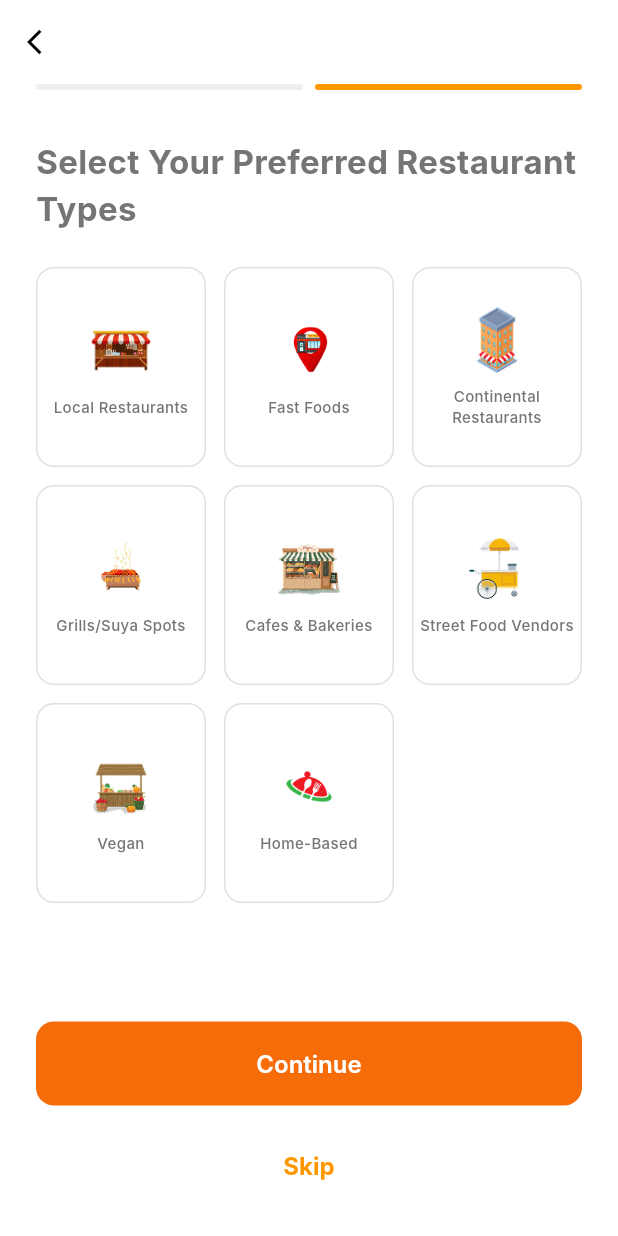
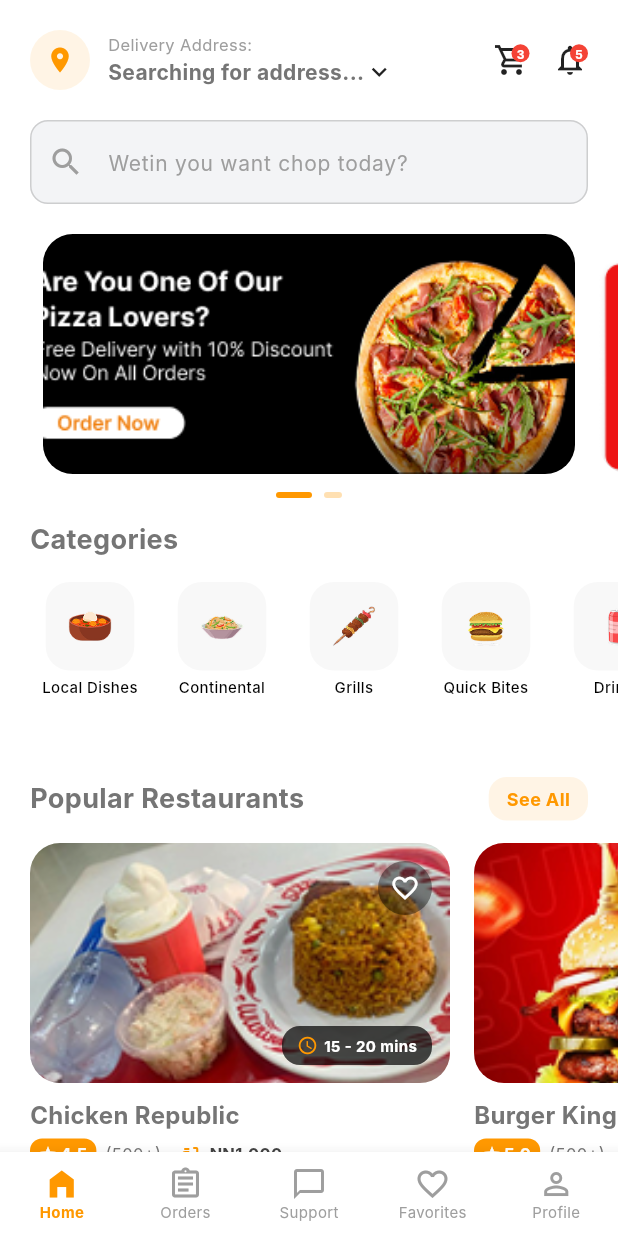
Before and after one commit to Uchedivine/chop-chop, a Flutter app: the RestaurantPreferenceScreen screen opened by its route, after a tap on "Continue", on a phone screen of 412 x 824 dp. Run offline on Flutter 3.47's test engine with Material 3 defaults, Android fonts, the phone set to English and light mode, and no system bars; our stand-ins replace flutter_map, geocoding, geolocator, latlong2; Roboto replaces fonts that are missing (Inter).

Commit message:
feat: implement 1:1 Home UI with reusable Restaurant and Category widgets

```diff
--- a/lib/main.dart
+++ b/lib/main.dart
@@ -8,6 +8,7 @@
 import 'viewmodels/LoginViewModel.dart';
 import 'viewmodels/OTPViewModel.dart';
 import 'viewmodels/LocationViewModel.dart';
+import 'viewmodels/home_view_model.dart';
 
 void main() {
   runApp(const ChopChopApp());
@@ -26,6 +27,7 @@
         ChangeNotifierProvider(create: (_) => LoginViewModel()),
         ChangeNotifierProvider(create: (_) => OTPViewModel()),
         ChangeNotifierProvider(create: (_) => LocationViewModel()),
+        ChangeNotifierProvider(create: (_) => HomeViewModel()),
       ],
       // Listens for theme changes to rebuild the app
       child: Consumer<ThemeViewModel>(
--- a/lib/routes/AppRoutes.dart
+++ b/lib/routes/AppRoutes.dart
@@ -8,6 +8,7 @@
 import '../views/AddressDetailsScreen.dart';
 import '../views/FoodPreferenceScreen.dart';
 import '../views/RestaurantPreferenceScreen.dart';
+import '../views/HomeScreen.dart';
 
 class AppRoutes {
   static const String splash = '/';
@@ -37,6 +38,7 @@
       addressDetails: (context) => const AddressDetailsScreen(),
       foodPreference: (context) => const FoodPreferenceScreen(),
       restaurantPreference: (context) => const RestaurantPreferenceScreen(),
+      home: (context) => const HomeScreen(),
     };
   }
 
--- /dev/null
+++ b/lib/viewmodels/home_view_model.dart
@@ -0,0 +1,36 @@
+import 'package:flutter/material.dart';
+
+class HomeViewModel extends ChangeNotifier {
+  // Banners
+  final List<String> banners = [
+    "assets/images/pizza_ad.png",
+    "assets/images/burger_ad.png",
+  ];
+
+  // Categories
+  final List<Map<String, String>> categories = [
+    {'name': 'Local Dishes', 'icon': 'assets/images/local_dishes.png'},
+    {'name': 'Continental', 'icon': 'assets/images/continental_meals.png'},
+    {'name': 'Grills', 'icon': 'assets/images/grills_bbq.png'},
+    {'name': 'Quick Bites', 'icon': 'assets/images/quick_bites.png'},
+    {'name': 'Drinks', 'icon': 'assets/images/drinks_refreshments.png'},
+  ];
+
+  // Popular Restaurants
+  final List<Map<String, dynamic>> restaurants = [
+    {
+      'name': 'Chicken Republic',
+      'image': 'assets/images/chicken_rep.png',
+      'time': '15 - 20 mins',
+      'rating': '4.5',
+      'price': 'N1,000'
+    },
+    {
+      'name': 'Burger King',
+      'image': 'assets/images/burger_king.png',
+      'time': '10 - 15 mins',
+      'rating': '5.0',
+      'price': 'N800'
+    },
+  ];
+}
--- /dev/null
+++ b/lib/views/HomeScreen.dart
@@ -0,0 +1,290 @@
+import 'package:flutter/material.dart';
+import 'package:provider/provider.dart';
+import '../viewmodels/LocationViewModel.dart';
+import '../viewmodels/home_view_model.dart';
+import '../widgets/CategoryItem.dart';
+import '../widgets/RestaurantCard.dart';
+
+class HomeScreen extends StatefulWidget {
+  const HomeScreen({super.key});
+
+  @override
+  State<HomeScreen> createState() => _HomeScreenState();
+}
+
+class _HomeScreenState extends State<HomeScreen> {
+  late PageController _bannerController;
+  int _currentPage = 0;
+  int _selectedNavIndex = 0;
+
+  @override
+  void initState() {
+    super.initState();
+    _bannerController = PageController(viewportFraction: 0.9);
+  }
+
+  @override
+  void dispose() {
+    _bannerController.dispose();
+    super.dispose();
+  }
+
+  @override
+  Widget build(BuildContext context) {
+    final locationVM = Provider.of<LocationViewModel>(context);
+    final homeVM = Provider.of<HomeViewModel>(context);
+
+    return Scaffold(
+      backgroundColor: Colors.white,
+      bottomNavigationBar: _buildBottomNavBar(),
+      body: SafeArea(
+        child: SingleChildScrollView(
+          child: Column(
+            crossAxisAlignment: CrossAxisAlignment.start,
+            children: [
+              _buildHeader(locationVM.currentAddress),
+              _buildSearchBar(),
+              const SizedBox(height: 20),
+              _buildBannerCarousel(homeVM.banners),
+              _buildSectionHeader("Categories"),
+              _buildCategoryList(homeVM.categories),
+              _buildSectionHeader("Popular Restaurants", showSeeAll: true),
+              _buildRestaurantList(
+                  homeVM.restaurants),
+              _buildSectionHeader("Fastest Deliveries", showSeeAll: true),
+              _buildRestaurantList(
+                  homeVM.restaurants),
+              const SizedBox(height: 30),
+            ],
+          ),
+        ),
+      ),
+    );
+  }
+
+  // --- 1:1 UI Helper Widgets ---
+
+  Widget _buildHeader(String address) {
+    return Padding(
+      padding: const EdgeInsets.all(20.0),
+      child: Row(
+        children: [
+          CircleAvatar(
+            backgroundColor: Colors.orange.withOpacity(0.1),
+            child:
+                const Icon(Icons.location_on, color: Colors.orange, size: 20),
+          ),
+          const SizedBox(width: 12),
+          Expanded(
+            child: Column(
+              crossAxisAlignment: CrossAxisAlignment.start,
+              children: [
+                const Text("Delivery Address:",
+                    style: TextStyle(color: Colors.grey, fontSize: 11)),
+                Row(
+                  children: [
+                    Flexible(
+                      child: Text(
+                        address.isEmpty
+                            ? "Obafemi Awolowo Road, Abuja"
+                            : address,
+                        style: const TextStyle(
+                            fontWeight: FontWeight.bold, fontSize: 14),
+                        overflow: TextOverflow.ellipsis,
+                      ),
+                    ),
+                    const Icon(Icons.keyboard_arrow_down, size: 20),
+                  ],
+                ),
+              ],
+            ),
+          ),
+          _buildHeaderIcon(Icons.shopping_cart_outlined, count: "3"),
+          const SizedBox(width: 15),
+          _buildHeaderIcon(Icons.notifications_none, count: "5"),
+        ],
+      ),
+    );
+  }
+
+  Widget _buildHeaderIcon(IconData icon, {String? count}) {
+    return Stack(
+      children: [
+        Icon(icon, color: Colors.black87),
+        if (count != null)
+          Positioned(
+            right: 0,
+            top: 0,
+            child: Container(
+              padding: const EdgeInsets.all(2),
+              decoration: const BoxDecoration(
+                  color: Colors.red, shape: BoxShape.circle),
+              constraints: const BoxConstraints(minWidth: 12, minHeight: 12),
+              child: Text(count,
+                  style: const TextStyle(
+                      color: Colors.white,
+                      fontSize: 8,
+                      fontWeight: FontWeight.bold),
+                  textAlign: TextAlign.center),
+            ),
+          ),
+      ],
+    );
+  }
+
+  Widget _buildSearchBar() {
+    return Padding(
+      padding: const EdgeInsets.symmetric(horizontal: 20),
+      child: TextField(
+        decoration: InputDecoration(
+          hintText: "Wetin you want chop today?",
+          hintStyle: const TextStyle(color: Colors.grey, fontSize: 14),
+          prefixIcon: const Icon(Icons.search, color: Colors.grey),
+          filled: true,
+          fillColor: const Color(0xFFF3F4F6),
+          border: OutlineInputBorder(
+              borderRadius: BorderRadius.circular(15),
+              borderSide: BorderSide.none),
+        ),
+      ),
+    );
+  }
+
+  Widget _buildBannerCarousel(List<String> banners) {
+    return Column(
+      children: [
+        SizedBox(
+          height: 160,
+          child: PageView.builder(
+            controller: _bannerController,
+            onPageChanged: (index) => setState(() => _currentPage = index),
+            itemCount: banners.length,
+            itemBuilder: (context, index) => Container(
+              margin: const EdgeInsets.symmetric(horizontal: 8),
+              decoration: BoxDecoration(
+                borderRadius: BorderRadius.circular(20),
+                image: DecorationImage(
+                    image: AssetImage(banners[index]), fit: BoxFit.cover),
+              ),
+            ),
+          ),
+        ),
+        const SizedBox(height: 12),
+        Row(
+          mainAxisAlignment: MainAxisAlignment.center,
+          children: List.generate(banners.length, (index) {
+            return AnimatedContainer(
+              duration: const Duration(milliseconds: 300),
+              margin: const EdgeInsets.symmetric(horizontal: 4),
+              height: 4,
+              width: _currentPage == index ? 24 : 12,
+              decoration: BoxDecoration(
+                color: _currentPage == index
+                    ? Colors.orange
+                    : Colors.orange.withOpacity(0.3),
+                borderRadius: BorderRadius.circular(2),
+              ),
+            );
+          }),
+        ),
+      ],
+    );
+  }
+
+  Widget _buildCategoryList(List<Map<String, String>> categories) {
+    return SizedBox(
+      height: 115,
+      width: double.infinity,
+      child: ListView.builder(
+        scrollDirection: Axis.horizontal,
+        physics: const BouncingScrollPhysics(),
+        padding: const EdgeInsets.symmetric(horizontal: 20),
+        itemCount: categories.length,
+        itemBuilder: (context, index) {
+          return CategoryItem(
+            iconPath: categories[index]['icon']!,
+            name: categories[index]['name']!,
+          );
+        },
+      ),
+    );
+  }
+
+  Widget _buildRestaurantList(List<Map<String, dynamic>> restaurants) {
+    return SizedBox(
+      height: 240,
+      child: ListView.builder(
+        scrollDirection: Axis.horizontal,
+        padding: const EdgeInsets.symmetric(horizontal: 20),
+        itemCount: restaurants.length,
+        itemBuilder: (context, index) {
+          final data = restaurants[index];
+          return RestaurantCard(
+            image: data['image'],
+            name: data['name'],
+            rating: data['rating'],
+            price: data['price'] ?? "1,000",
+            time: data['time'] ?? "15-20 min",
+            isFavorite: data['isFavorite'] ?? false,
+            onFavoriteToggle: () {
+              setState(() {
+                data['isFavorite'] = !(data['isFavorite'] ?? false);
+              });
+            },
+          );
+        },
+      ),
+    );
+  }
+
+  Widget _buildSectionHeader(String title, {bool showSeeAll = false}) {
+    return Padding(
+      padding: const EdgeInsets.symmetric(horizontal: 20, vertical: 15),
+      child: Row(
+        mainAxisAlignment: MainAxisAlignment.spaceBetween,
+        children: [
+          Text(title,
+              style:
+                  const TextStyle(fontSize: 18, fontWeight: FontWeight.bold)),
+          if (showSeeAll)
+            Container(
+              padding: const EdgeInsets.symmetric(horizontal: 12, vertical: 6),
+              decoration: BoxDecoration(
+                  color: Colors.orange.withOpacity(0.1),
+                  borderRadius: BorderRadius.circular(12)),
+              child: const Text("See All",
+                  style: TextStyle(
+                      color: Colors.orange,
+                      fontSize: 12,
+                      fontWeight: FontWeight.bold)),
+            ),
+        ],
+      ),
+    );
+  }
+
+  Widget _buildBottomNavBar() {
+    return BottomNavigationBar(
+      currentIndex: _selectedNavIndex,
+      onTap: (index) => setState(() => _selectedNavIndex = index),
+      type: BottomNavigationBarType.fixed,
+      selectedItemColor: Colors.orange,
+      unselectedItemColor: Colors.grey,
+      showUnselectedLabels: true,
+      selectedLabelStyle:
+          const TextStyle(fontSize: 10, fontWeight: FontWeight.bold),
+      unselectedLabelStyle: const TextStyle(fontSize: 10),
+      items: const [
+        BottomNavigationBarItem(icon: Icon(Icons.home_filled), label: "Home"),
+        BottomNavigationBarItem(
+            icon: Icon(Icons.assignment_outlined), label: "Orders"),
+        BottomNavigationBarItem(
+            icon: Icon(Icons.chat_bubble_outline), label: "Support"),
+        BottomNavigationBarItem(
+            icon: Icon(Icons.favorite_border), label: "Favorites"),
+        BottomNavigationBarItem(
+            icon: Icon(Icons.person_outline), label: "Profile"),
+      ],
+    );
+  }
+}
--- a/lib/views/RestaurantPreferenceScreen.dart
+++ b/lib/views/RestaurantPreferenceScreen.dart
@@ -1,6 +1,7 @@
 import 'package:flutter/material.dart';
 import '../widgets/PrimaryButton.dart';
 import '../widgets/SecondaryButton.dart';
+import '../routes/AppRoutes.dart';
 
 class RestaurantPreferenceScreen extends StatefulWidget {
   const RestaurantPreferenceScreen({super.key});
@@ -100,13 +101,26 @@
             ),
 
             // Reuse our modular buttons
+           // Inside the Column at the bottom of RestaurantPreferenceScreen
 Padding(
   padding: const EdgeInsets.only(bottom: 20.0),
   child: Column(
     children: [
-                  PrimaryButton(text: "Continue", onPressed: () { /* Next: Register */ }),
+      PrimaryButton(
+        text: "Continue",
+        onPressed: () {
+          // Standardizing with AppRoutes constant
+          AppRoutes.navigateToAndRemoveUntil(context, AppRoutes.home);
+        }
+      ),
       const SizedBox(height: 12),
-                  SecondaryButton(text: "Skip", onPressed: () { /* Next: Register */ }),
+      SecondaryButton(
+        text: "Skip",
+        onPressed: () {
+          // Both paths lead to the dashboard
+          AppRoutes.navigateToAndRemoveUntil(context, AppRoutes.home);
+        }
+      ),
     ],
   ),
 ),
--- /dev/null
+++ b/lib/widgets/CategoryItem.dart
@@ -0,0 +1,44 @@
+import 'package:flutter/material.dart';
+
+class CategoryItem extends StatelessWidget {
+  final String iconPath;
+  final String name;
+
+  const CategoryItem({
+    super.key,
+    required this.iconPath,
+    required this.name,
+  });
+
+  @override
+  Widget build(BuildContext context) {
+    return Container(
+      width: 80,
+      margin: const EdgeInsets.only(right: 8),
+      child: Column(
+        children: [
+          Container(
+            padding: const EdgeInsets.all(12),
+            decoration: BoxDecoration(
+              color: const Color(0xFFF8F8F8),
+              borderRadius: BorderRadius.circular(16),
+            ),
+            child: Image.asset(iconPath, height: 35, width: 35, fit: BoxFit.contain),
+          ),
+          const SizedBox(height: 6),
+          Text(
+            name,
+            textAlign: TextAlign.center,
+            maxLines: 2,
+            style: const TextStyle(
+              fontSize: 10,
+              fontWeight: FontWeight.w500,
+              height: 1.1,
+              color: Colors.black,
+            ),
+          ),
+        ],
+      ),
+    );
+  }
+}
--- /dev/null
+++ b/lib/widgets/RestaurantCard.dart
@@ -0,0 +1,103 @@
+import 'package:flutter/material.dart';
+
+class RestaurantCard extends StatelessWidget {
+  final String image;
+  final String name;
+  final String rating;
+  final String price;
+  final String time;
+  final bool isFavorite;
+  final VoidCallback onFavoriteToggle;
+
+  const RestaurantCard({
+    super.key,
+    required this.image,
+    required this.name,
+    required this.rating,
+    required this.price,
+    required this.time,
+    required this.isFavorite,
+    required this.onFavoriteToggle,
+  });
+
+  @override
+  Widget build(BuildContext context) {
+    return Container(
+      width: 280,
+      margin: const EdgeInsets.only(right: 16),
+      child: Column(
+        crossAxisAlignment: CrossAxisAlignment.start,
+        children: [
+          Stack(
+            children: [
+              ClipRRect(
+                borderRadius: BorderRadius.circular(20),
+                child: Image.asset(image, height: 160, width: double.infinity, fit: BoxFit.cover),
+              ),
+              // Time Badge Overlay
+              Positioned(
+                bottom: 12,
+                right: 12,
+                child: Container(
+                  padding: const EdgeInsets.symmetric(horizontal: 10, vertical: 6),
+                  decoration: BoxDecoration(
+                    color: Colors.black.withOpacity(0.7),
+                    borderRadius: BorderRadius.circular(12),
+                  ),
+                  child: Row(
+                    children: [
+                      const Icon(Icons.access_time, color: Colors.orange, size: 14),
+                      const SizedBox(width: 4),
+                      Text(time, style: const TextStyle(color: Colors.white, fontSize: 10, fontWeight: FontWeight.bold)),
+                    ],
+                  ),
+                ),
+              ),
+              // Favorite Button
+              Positioned(
+                top: 12,
+                right: 12,
+                child: GestureDetector(
+                  onTap: onFavoriteToggle,
+                  child: CircleAvatar(
+                    radius: 18,
+                    backgroundColor: Colors.black.withOpacity(0.4),
+                    child: Icon(
+                      isFavorite ? Icons.favorite : Icons.favorite_border,
+                      color: isFavorite ? Colors.orange : Colors.white,
+                      size: 20,
+                    ),
+                  ),
+                ),
+              ),
+            ],
+          ),
+          const SizedBox(height: 10),
+          Text(name, style: const TextStyle(fontSize: 16, fontWeight: FontWeight.bold)),
+          const SizedBox(height: 4),
+          Row(
+            children: [
+              Container(
+                padding: const EdgeInsets.symmetric(horizontal: 6, vertical: 2),
+                decoration: BoxDecoration(color: Colors.orange, borderRadius: BorderRadius.circular(8)),
+                child: Row(
+                  children: [
+                    const Icon(Icons.star, color: Colors.white, size: 12),
+                    const SizedBox(width: 2),
+                    Text(rating, style: const TextStyle(color: Colors.white, fontSize: 11, fontWeight: FontWeight.bold)),
+                  ],
+                ),
+              ),
+              const SizedBox(width: 6),
+              Text("(500+)", style: TextStyle(color: Colors.grey[600], fontSize: 11)),
+              const SizedBox(width: 12),
+              const Icon(Icons.delivery_dining, color: Colors.orange, size: 16),
+              const SizedBox(width: 4),
+              Text("₦$price", style: TextStyle(color: Colors.grey[800], fontSize: 11, fontWeight: FontWeight.bold)),
+            ],
+          ),
+        ],
+      ),
+    );
+  }
+}
```
Also changed, not shown: assets/images/burger_ad.png (added), assets/images/burger_king.png (added), assets/images/chicken_rep.png (added), assets/images/pizza_ad.png (added). Lines whose indentation alone changed are shown as unchanged.
